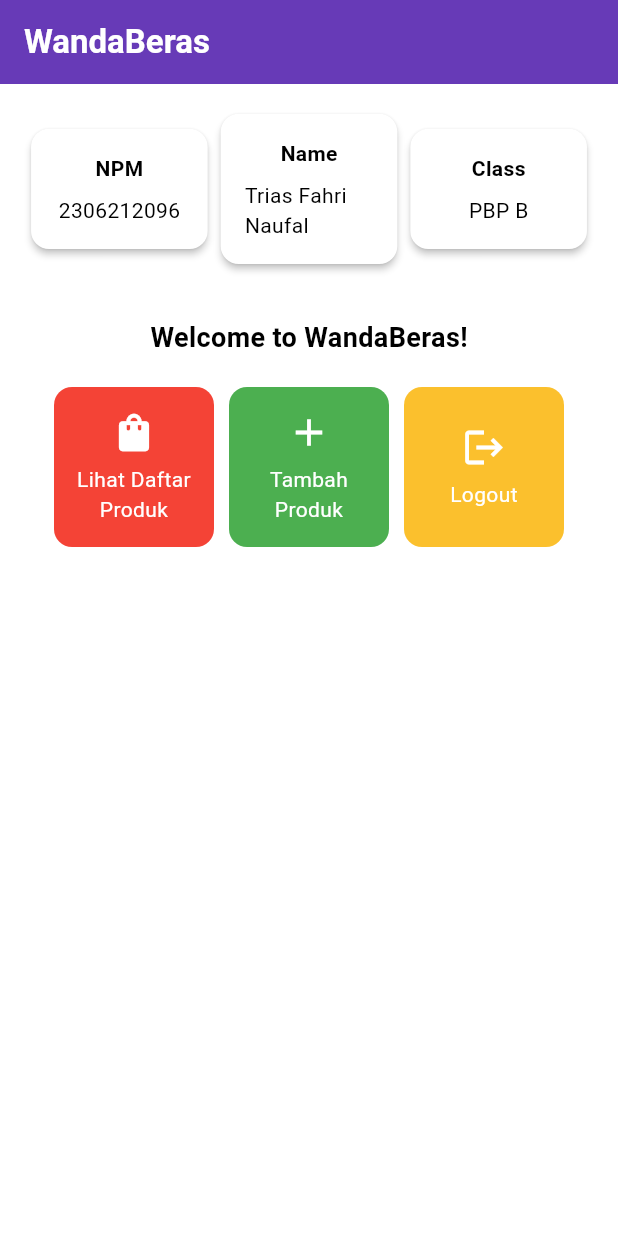
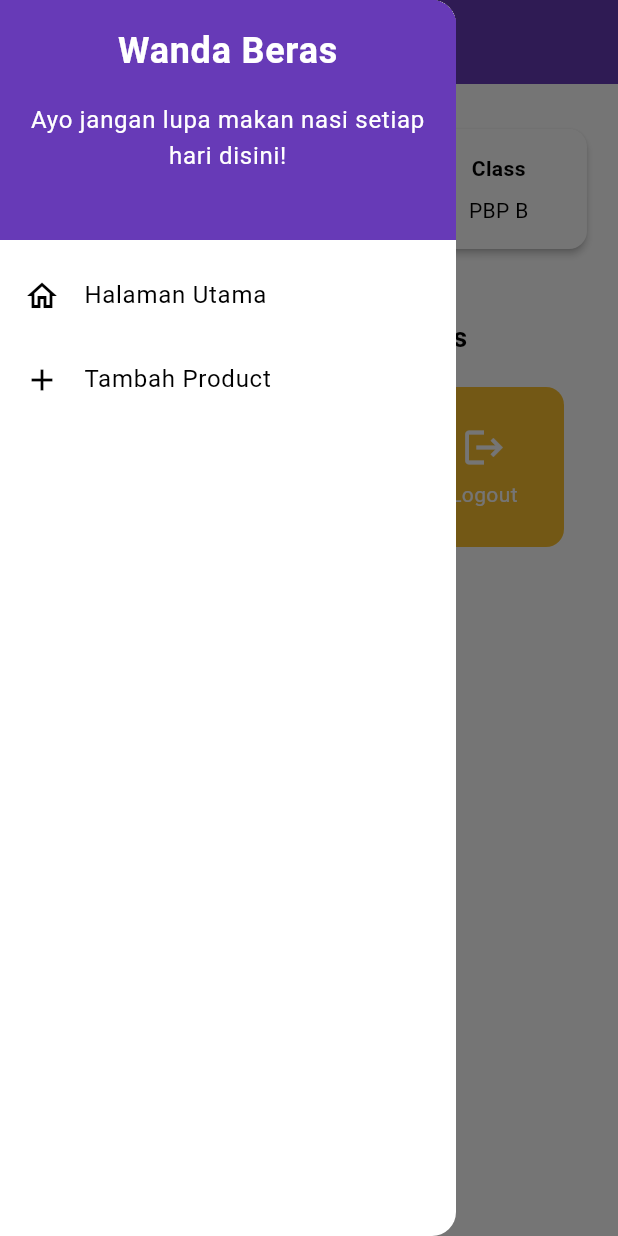
Before and after one commit to fahriui23/wandaberas-mobile, a Flutter app: the screen it shows after launch, with the side drawer open (before the commit the screen has no drawer), on a phone screen of 412 x 824 dp. Run offline on Flutter 3.47's test engine with Material 3 defaults, Android fonts, the phone set to English and light mode, and no system bars.

Commit message:
Tugas 8 Done

```diff
--- a/lib/main.dart
+++ b/lib/main.dart
@@ -1,5 +1,5 @@
 import 'package:flutter/material.dart';
-import 'package:wandaberas/menu.dart';
+import 'package:wandaberas/screens/menu.dart';
 
 void main() {
   runApp(const MyApp());
@@ -12,23 +12,8 @@
   @override
   Widget build(BuildContext context) {
     return MaterialApp(
-      title: 'Flutter Demo',
+      title: 'Wanda Beras',
       theme: ThemeData(
-        // This is the theme of your application.
-        //
-        // TRY THIS: Try running your application with "flutter run". You'll see
-        // the application has a purple toolbar. Then, without quitting the app,
-        // try changing the seedColor in the colorScheme below to Colors.green
-        // and then invoke "hot reload" (save your changes or press the "hot
-        // reload" button in a Flutter-supported IDE, or press "r" if you used
-        // the command line to start the app).
-        //
-        // Notice that the counter didn't reset back to zero; the application
-        // state is not lost during the reload. To reset the state, use hot
-        // restart instead.
-        //
-        // This works for code too, not just values: Most code changes can be
-        // tested with just a hot reload.
         colorScheme: ColorScheme.fromSwatch(
           primarySwatch: Colors.deepPurple,
         ).copyWith(secondary: Colors.deepPurple[400]),
--- a/lib/menu.dart
+++ b/lib/screens/menu.dart
@@ -1,24 +1,26 @@
 import 'package:flutter/material.dart';
+import 'package:wandaberas/widgets/left_drawer.dart';
+import 'package:wandaberas/widgets/product_card.dart';
 
 class MyHomePage extends StatelessWidget {
-  MyHomePage({super.key});
   final String npm = '2306212096'; // NPM
   final String name = 'Trias Fahri Naufal'; // Nama
   final String className = 'PBP B'; // Kelas
   final List<ItemHomepage> items = [
-    ItemHomepage("Lihat Daftar Produk", Icons.shopping_bag),
-    ItemHomepage("Tambah Produk", Icons.add),
+    ItemHomepage("Lihat Product", Icons.list),
+    ItemHomepage("Tambah Product", Icons.add),
     ItemHomepage("Logout", Icons.logout),
   ];
+  MyHomePage({super.key});
 
   @override
   Widget build(BuildContext context) {
+    // Scaffold menyediakan struktur dasar halaman dengan AppBar dan body.
     return Scaffold(
       // AppBar adalah bagian atas halaman yang menampilkan judul.
       appBar: AppBar(
-        // Judul aplikasi "Mental Health Tracker" dengan teks putih dan tebal.
         title: const Text(
-          'WandaBeras',
+          'Wanda Beras',
           style: TextStyle(
             color: Colors.white,
             fontWeight: FontWeight.bold,
@@ -27,6 +29,7 @@
         // Warna latar belakang AppBar diambil dari skema warna tema aplikasi.
         backgroundColor: Theme.of(context).colorScheme.primary,
       ),
+      drawer: const LeftDrawer(),
       // Body halaman dengan padding di sekelilingnya.
       body: Padding(
         padding: const EdgeInsets.all(16.0),
@@ -57,7 +60,7 @@
                   const Padding(
                     padding: EdgeInsets.only(top: 16.0),
                     child: Text(
-                      'Welcome to WandaBeras!',
+                      'Welcome to Wanda Beras',
                       style: TextStyle(
                         fontWeight: FontWeight.bold,
                         fontSize: 18.0,
@@ -104,14 +107,6 @@
       ),
     );
   }
-  // This widget is the home page of your application. It is stateful, meaning
-  // that it has a State object (defined below) that contains fields that affect
-  // how it looks.
-
-  // This class is the configuration for the state. It holds the values (in this
-  // case the title) provided by the parent (in this case the App widget) and
-  // used by the build method of the State. Fields in a Widget subclass are
-  // always marked "final".
 }
 
 class InfoCard extends StatelessWidget {
@@ -119,6 +114,7 @@
 
   final String title; // Judul kartu.
   final String content; // Isi kartu.
+
   const InfoCard({super.key, required this.title, required this.content});
 
   @override
@@ -146,61 +142,3 @@
     );
   }
 }
-
-class ItemHomepage {
-  final String name;
-  final IconData icon;
-
-  ItemHomepage(this.name, this.icon);
-}
-
-class ItemCard extends StatelessWidget {
-  // Menampilkan kartu dengan ikon dan nama.
-
-  final ItemHomepage item;
-  final Color color; // Warna latar belakang kartu.
-  const ItemCard(this.item, {required this.color, super.key});
-
-  @override
-  Widget build(BuildContext context) {
-    return Material(
-      color: color,
-      // Membuat sudut kartu melengkung.
-      borderRadius: BorderRadius.circular(12),
-
-      child: InkWell(
-        // Aksi ketika kartu ditekan.
-        onTap: () {
-          // Menampilkan pesan SnackBar saat kartu ditekan.
-          ScaffoldMessenger.of(context)
-            ..hideCurrentSnackBar()
-            ..showSnackBar(SnackBar(
-                content: Text("Kamu telah menekan tombol ${item.name}!")));
-        },
-        // Container untuk menyimpan Icon dan Text
-        child: Container(
-          padding: const EdgeInsets.all(8),
-          child: Center(
-            child: Column(
-              // Menyusun ikon dan teks di tengah kartu.
-              mainAxisAlignment: MainAxisAlignment.center,
-              children: [
-                Icon(
-                  item.icon,
-                  color: Colors.white,
-                  size: 30.0,
-                ),
-                const Padding(padding: EdgeInsets.all(3)),
-                Text(
-                  item.name,
-                  textAlign: TextAlign.center,
-                  style: const TextStyle(color: Colors.white),
-                ),
-              ],
-            ),
-          ),
-        ),
-      ),
-    );
-  }
-}
--- /dev/null
+++ b/lib/widgets/left_drawer.dart
@@ -0,0 +1,69 @@
+import 'package:flutter/material.dart';
+import 'package:wandaberas/screens/menu.dart';
+import 'package:wandaberas/screens/productentry_form.dart';
+
+class LeftDrawer extends StatelessWidget {
+  const LeftDrawer({super.key});
+
+  @override
+  Widget build(BuildContext context) {
+    return Drawer(
+      child: ListView(
+        children: [
+          DrawerHeader(
+            decoration: BoxDecoration(
+              color: Theme.of(context).colorScheme.primary,
+            ),
+            child: const Column(
+              children: [
+                Text(
+                  'Wanda Beras',
+                  textAlign: TextAlign.center,
+                  style: TextStyle(
+                    fontSize: 24,
+                    fontWeight: FontWeight.bold,
+                    color: Colors.white,
+                  ),
+                ),
+                Padding(padding: EdgeInsets.all(8)),
+                Text(
+                  "Ayo jangan lupa makan nasi setiap hari disini!",
+                  textAlign: TextAlign.center,
+                  style: TextStyle(
+                    fontSize: 16,
+                    color: Colors.white,
+                  ),
+                ),
+              ],
+            ),
+          ),
+          ListTile(
+            leading: const Icon(Icons.home_outlined),
+            title: const Text('Halaman Utama'),
+            // Bagian redirection ke MyHomePage
+            onTap: () {
+              Navigator.pushReplacement(
+                  context,
+                  MaterialPageRoute(
+                    builder: (context) => MyHomePage(),
+                  ));
+            },
+          ),
+          ListTile(
+            leading: const Icon(Icons.add),
+            title: const Text('Tambah Product'),
+            // Bagian redirection ke MoodEntryFormPage
+            onTap: () {
+              Navigator.pushReplacement(
+                context,
+                MaterialPageRoute(
+                  builder: (context) => ProductEntryFormPage(),
+                ),
+              );
+            },
+          ),
+        ],
+      ),
+    );
+  }
+}
--- /dev/null
+++ b/lib/widgets/product_card.dart
@@ -0,0 +1,70 @@
+import 'package:flutter/material.dart';
+import 'package:wandaberas/screens/productentry_form.dart';
+
+class ItemHomepage {
+  final String name;
+  final IconData icon;
+
+  ItemHomepage(this.name, this.icon);
+}
+
+class ItemCard extends StatelessWidget {
+  // Menampilkan kartu dengan ikon dan nama.
+
+  final ItemHomepage item;
+  final Color color;
+
+  const ItemCard(this.item, {super.key, required this.color});
+
+  @override
+  Widget build(BuildContext context) {
+    return Material(
+      // Menentukan warna latar belakang dari tema aplikasi.
+      color: color,
+      // Membuat sudut kartu melengkung.
+      borderRadius: BorderRadius.circular(12),
+
+      child: InkWell(
+        // Aksi ketika kartu ditekan.
+        onTap: () {
+          // Memunculkan SnackBar ketika diklik
+          ScaffoldMessenger.of(context)
+            ..hideCurrentSnackBar()
+            ..showSnackBar(SnackBar(
+                content: Text("Kamu telah menekan tombol ${item.name}!")));
+
+          // Navigate ke route yang sesuai (tergantung jenis tombol)
+          if (item.name == "Tambah Product") {
+            Navigator.push(
+              context,
+              MaterialPageRoute(builder: (context) => ProductEntryFormPage()),
+            );
+          }
+        },
+        // Container untuk menyimpan Icon dan Text
+        child: Container(
+          padding: const EdgeInsets.all(8),
+          child: Center(
+            child: Column(
+              // Menyusun ikon dan teks di tengah kartu.
+              mainAxisAlignment: MainAxisAlignment.center,
+              children: [
+                Icon(
+                  item.icon,
+                  color: Colors.white,
+                  size: 30.0,
+                ),
+                const Padding(padding: EdgeInsets.all(3)),
+                Text(
+                  item.name,
+                  textAlign: TextAlign.center,
+                  style: const TextStyle(color: Colors.white),
+                ),
+              ],
+            ),
+          ),
+        ),
+      ),
+    );
+  }
+}
```
Also changed, not shown: form_sample/analysis_options.yaml (added, +28 -0 lines), form_sample/lib/main.dart (added, +66 -0 lines), form_sample/pubspec.yaml (added, +90 -0 lines), lib/screens/productentry_form.dart (added, +173 -0 lines), form_sample/pubspec.lock (added), 124 other files.
